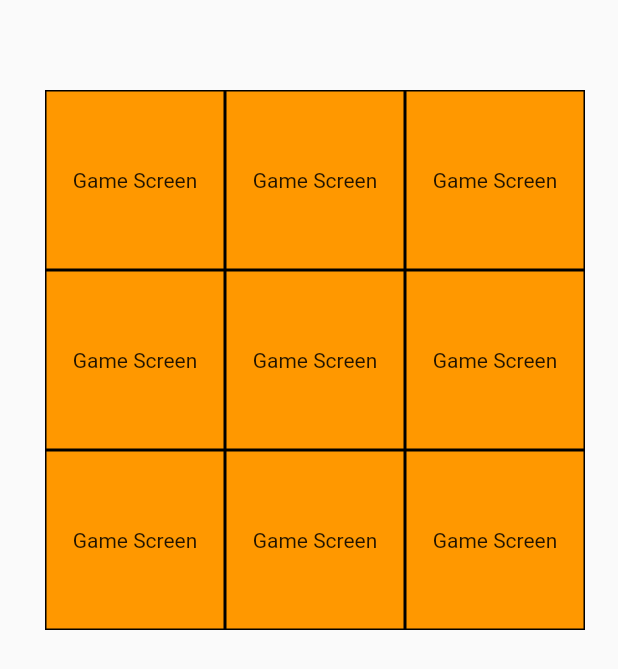
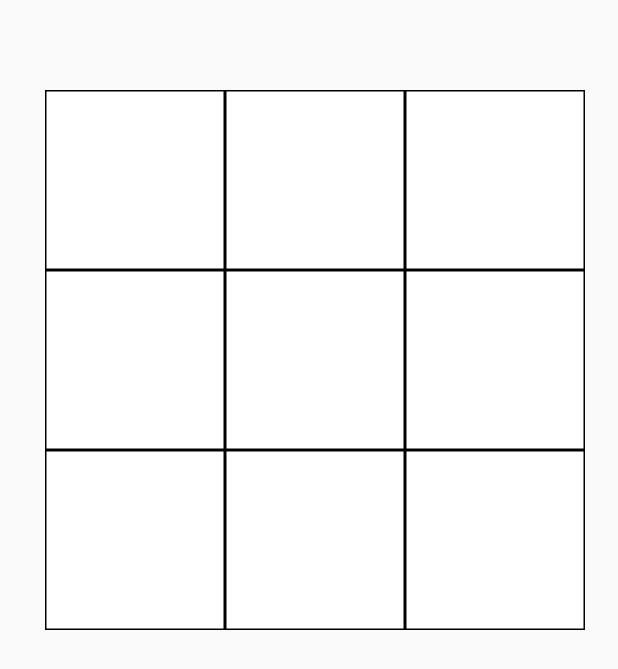
Before and after one commit to devenderbutani21/tictactoeflutterapp, a Flutter app: the GameScreen screen opened by its route, on a phone screen of 412 x 824 dp. Shown: the top 669 px of the screen. Run offline on Flutter 3.47's test engine with Material 2 defaults, Android fonts, the phone set to English and light mode, and no system bars.

Commit message:
functionality implementation

```diff
--- a/lib/screens/game_screen.dart
+++ b/lib/screens/game_screen.dart
@@ -32,45 +32,84 @@ class _GameScreenState extends State<GameScreen> {
                 width: 30,
               ),
               InkWell(
-                onTap: () {},
+                onTap: () {
+                  tictactoe[0] = true;
+                  setState(() {});
+                },
                 child: Container(
                   height: 120,
                   width: 120,
                   decoration: BoxDecoration(
-                    color: Colors.orange,
+                    color: Colors.white,
                     border: Border.all(
                       width: 1,
                     ),
                   ),
-                  child: Center(
-                    child: Text('Game Screen'),
+                  child: tictactoe[0]
+                      ? Center(
+                          child: Text(
+                            'X',
+                            style:
+                                TextStyle(fontSize: 108, color: Colors.black),
+                          ),
+                        )
+                      : Center(
+                          child: Text(''),
                         ),
                 ),
               ),
-              Container(
+              InkWell(
+                onTap: () {
+                  tictactoe[1] = true;
+                  setState(() {});
+                },
+                child: Container(
                   height: 120,
                   width: 120,
                   decoration: BoxDecoration(
-                  color: Colors.orange,
+                    color: Colors.white,
                     border: Border.all(
                       width: 1,
                     ),
                   ),
-                child: Center(
-                  child: Text('Game Screen'),
+                  child: tictactoe[1]
+                      ? Center(
+                          child: Text(
+                            'X',
+                            style:
+                                TextStyle(fontSize: 108, color: Colors.black),
+                          ),
+                        )
+                      : Center(
+                          child: Text(''),
                         ),
                 ),
-              Container(
+              ),
+              InkWell(
+                onTap: () {
+                  tictactoe[2] = true;
+                  setState(() {});
+                },
+                child: Container(
                   height: 120,
                   width: 120,
                   decoration: BoxDecoration(
-                  color: Colors.orange,
+                    color: Colors.white,
                     border: Border.all(
                       width: 1,
                     ),
                   ),
-                child: Center(
-                  child: Text('Game Screen'),
+                  child: tictactoe[2]
+                      ? Center(
+                          child: Text(
+                            'X',
+                            style:
+                                TextStyle(fontSize: 108, color: Colors.black),
+                          ),
+                        )
+                      : Center(
+                          child: Text(''),
+                        ),
                 ),
               ),
             ],
@@ -80,43 +119,85 @@ class _GameScreenState extends State<GameScreen> {
               SizedBox(
                 width: 30,
               ),
-              Container(
+              InkWell(
+                onTap: () {
+                  tictactoe[3] = true;
+                  setState(() {});
+                },
+                child: Container(
                   height: 120,
                   width: 120,
                   decoration: BoxDecoration(
-                  color: Colors.orange,
+                    color: Colors.white,
                     border: Border.all(
                       width: 1,
                     ),
                   ),
-                child: Center(
-                  child: Text('Game Screen'),
+                  child: tictactoe[3]
+                      ? Center(
+                          child: Text(
+                            'X',
+                            style:
+                                TextStyle(fontSize: 108, color: Colors.black),
+                          ),
+                        )
+                      : Center(
+                          child: Text(''),
                         ),
                 ),
-              Container(
+              ),
+              InkWell(
+                onTap: () {
+                  tictactoe[4] = true;
+                  setState(() {});
+                },
+                child: Container(
                   height: 120,
                   width: 120,
                   decoration: BoxDecoration(
-                  color: Colors.orange,
+                    color: Colors.white,
                     border: Border.all(
                       width: 1,
                     ),
                   ),
-                child: Center(
-                  child: Text('Game Screen'),
+                  child: tictactoe[4]
+                      ? Center(
+                          child: Text(
+                            'X',
+                            style:
+                                TextStyle(fontSize: 108, color: Colors.black),
+                          ),
+                        )
+                      : Center(
+                          child: Text(''),
                         ),
                 ),
-              Container(
+              ),
+              InkWell(
+                onTap: () {
+                  tictactoe[5] = true;
+                  setState(() {});
+                },
+                child: Container(
                   height: 120,
                   width: 120,
                   decoration: BoxDecoration(
-                  color: Colors.orange,
+                    color: Colors.white,
                     border: Border.all(
                       width: 1,
                     ),
                   ),
-                child: Center(
-                  child: Text('Game Screen'),
+                  child: tictactoe[5]
+                      ? Center(
+                          child: Text(
+                            'X',
+                            style:
+                                TextStyle(fontSize: 108, color: Colors.black),
+                          ),
+                        )
+                      : Center(
+                          child: Text(''),
+                        ),
                 ),
               ),
             ],
@@ -126,43 +207,85 @@ class _GameScreenState extends State<GameScreen> {
               SizedBox(
                 width: 30,
               ),
-              Container(
+              InkWell(
+                onTap: () {
+                  tictactoe[6] = true;
+                  setState(() {});
+                },
+                child: Container(
                   height: 120,
                   width: 120,
                   decoration: BoxDecoration(
-                  color: Colors.orange,
+                    color: Colors.white,
                     border: Border.all(
                       width: 1,
                     ),
                   ),
-                child: Center(
-                  child: Text('Game Screen'),
+                  child: tictactoe[6]
+                      ? Center(
+                          child: Text(
+                            'X',
+                            style:
+                                TextStyle(fontSize: 108, color: Colors.black),
+                          ),
+                        )
+                      : Center(
+                          child: Text(''),
                         ),
                 ),
-              Container(
+              ),
+              InkWell(
+                onTap: () {
+                  tictactoe[7] = true;
+                  setState(() {});
+                },
+                child: Container(
                   height: 120,
                   width: 120,
                   decoration: BoxDecoration(
-                  color: Colors.orange,
+                    color: Colors.white,
                     border: Border.all(
                       width: 1,
                     ),
                   ),
-                child: Center(
-                  child: Text('Game Screen'),
+                  child: tictactoe[7]
+                      ? Center(
+                          child: Text(
+                            'X',
+                            style:
+                                TextStyle(fontSize: 108, color: Colors.black),
+                          ),
+                        )
+                      : Center(
+                          child: Text(''),
                         ),
                 ),
-              Container(
+              ),
+              InkWell(
+                onTap: () {
+                  tictactoe[8] = true;
+                  setState(() {});
+                },
+                child: Container(
                   height: 120,
                   width: 120,
                   decoration: BoxDecoration(
-                  color: Colors.orange,
+                    color: Colors.white,
                     border: Border.all(
                       width: 1,
                     ),
                   ),
-                child: Center(
-                  child: Text('Game Screen'),
+                  child: tictactoe[8]
+                      ? Center(
+                          child: Text(
+                            'X',
+                            style:
+                                TextStyle(fontSize: 108, color: Colors.black),
+                          ),
+                        )
+                      : Center(
+                          child: Text(''),
+                        ),
                 ),
               ),
             ],
```
Lines whose indentation alone changed are shown as unchanged.
